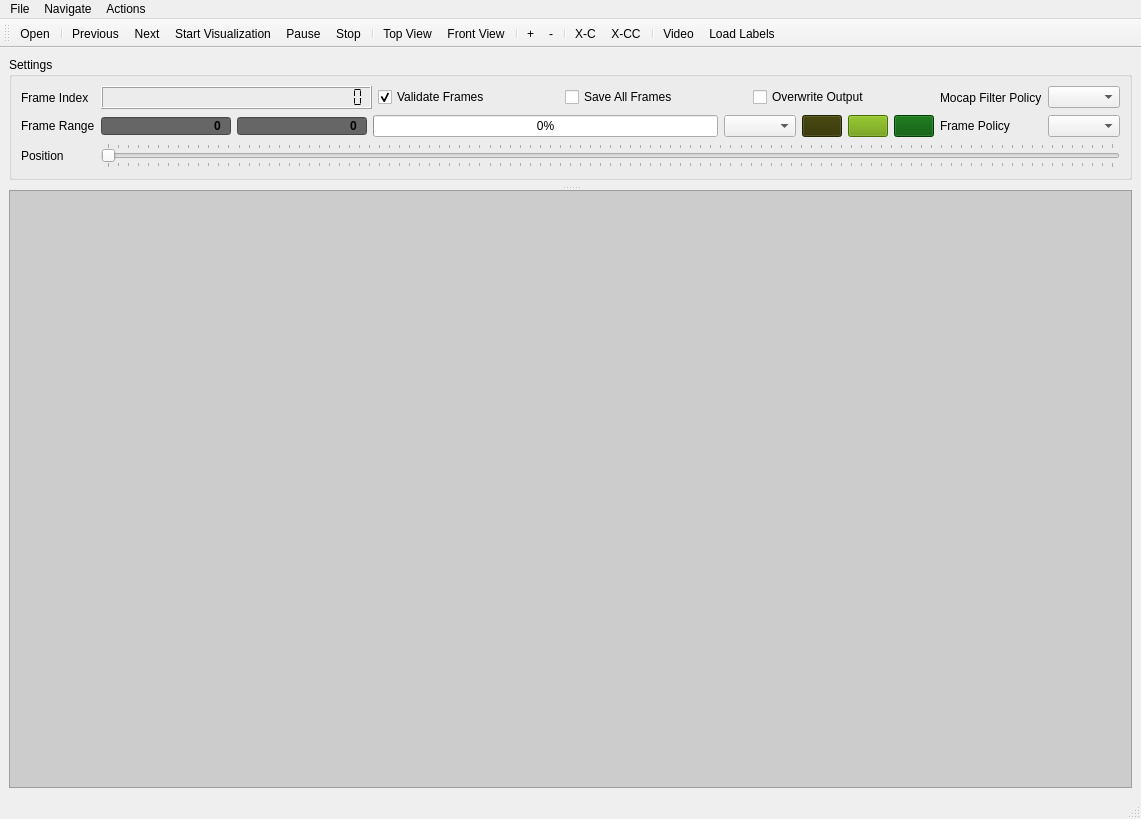
Old version of the form tools/workbench/visualization_window.ui in the repository hcilab-uic/ipme.
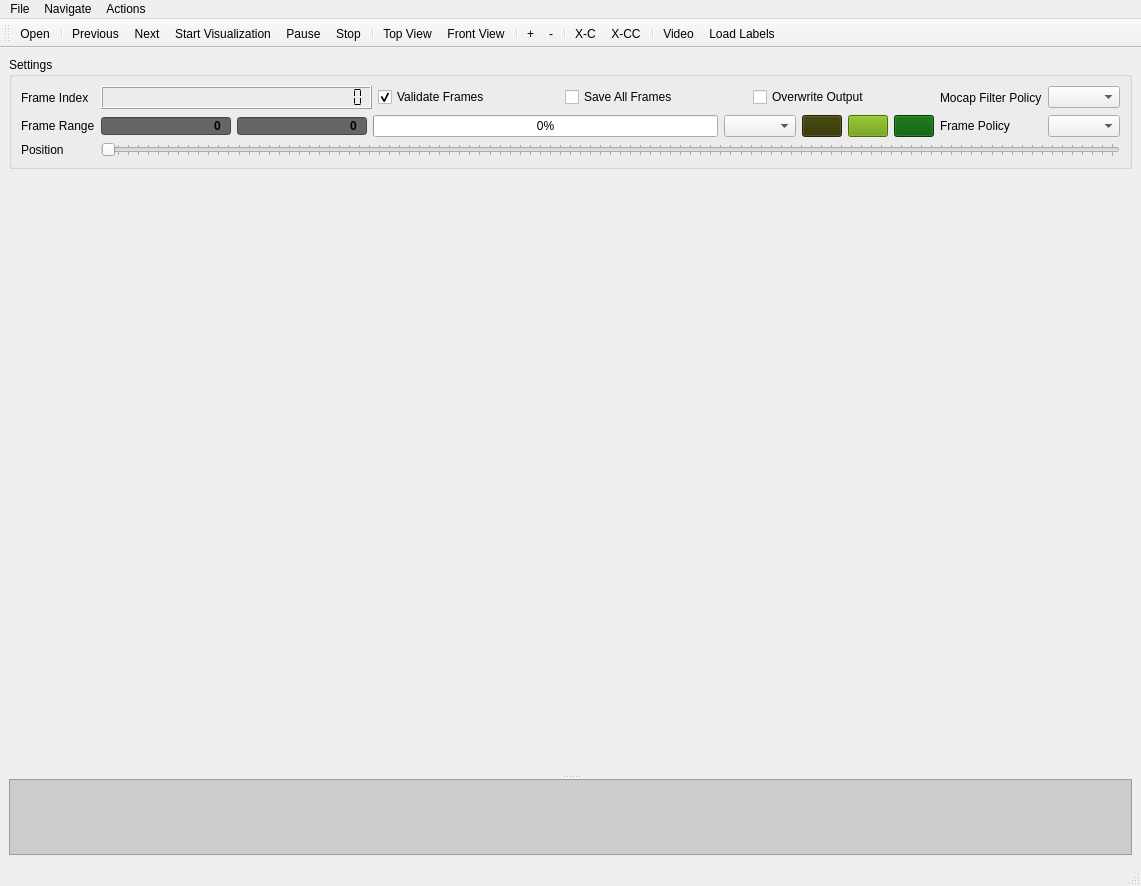
New version of the form. Icons and pictures are not drawn.

Commit message: Front view default

Patch:
```diff
--- a/tools/workbench/visualization_window.ui
+++ b/tools/workbench/visualization_window.ui
@@ -278,16 +278,32 @@
        <enum>Qt::Vertical</enum>
       </property>
       <widget class="QSplitter" name="viz_vid_splitter">
+       <property name="sizePolicy">
+        <sizepolicy hsizetype="Preferred" vsizetype="Preferred">
+         <horstretch>0</horstretch>
+         <verstretch>0</verstretch>
+        </sizepolicy>
+       </property>
+       <property name="minimumSize">
+        <size>
+         <width>0</width>
+         <height>600</height>
+        </size>
+       </property>
        <property name="orientation">
         <enum>Qt::Horizontal</enum>
        </property>
        <widget class="QWidget" name="verticalLayoutWidget">
-        <layout class="QHBoxLayout" name="scene_vertical_layout"/>
+        <layout class="QHBoxLayout" name="scene_vertical_layout">
+         <property name="sizeConstraint">
+          <enum>QLayout::SetDefaultConstraint</enum>
+         </property>
+        </layout>
        </widget>
       </widget>
       <widget class="QTextEdit" name="log_window">
        <property name="sizePolicy">
-        <sizepolicy hsizetype="Expanding" vsizetype="Minimum">
+        <sizepolicy hsizetype="Preferred" vsizetype="Maximum">
          <horstretch>0</horstretch>
          <verstretch>0</verstretch>
         </sizepolicy>
@@ -295,7 +311,7 @@
        <property name="minimumSize">
         <size>
          <width>0</width>
-         <height>50</height>
+         <height>0</height>
         </size>
        </property>
        <property name="maximumSize">
```
The commit also changes 1 other file.
